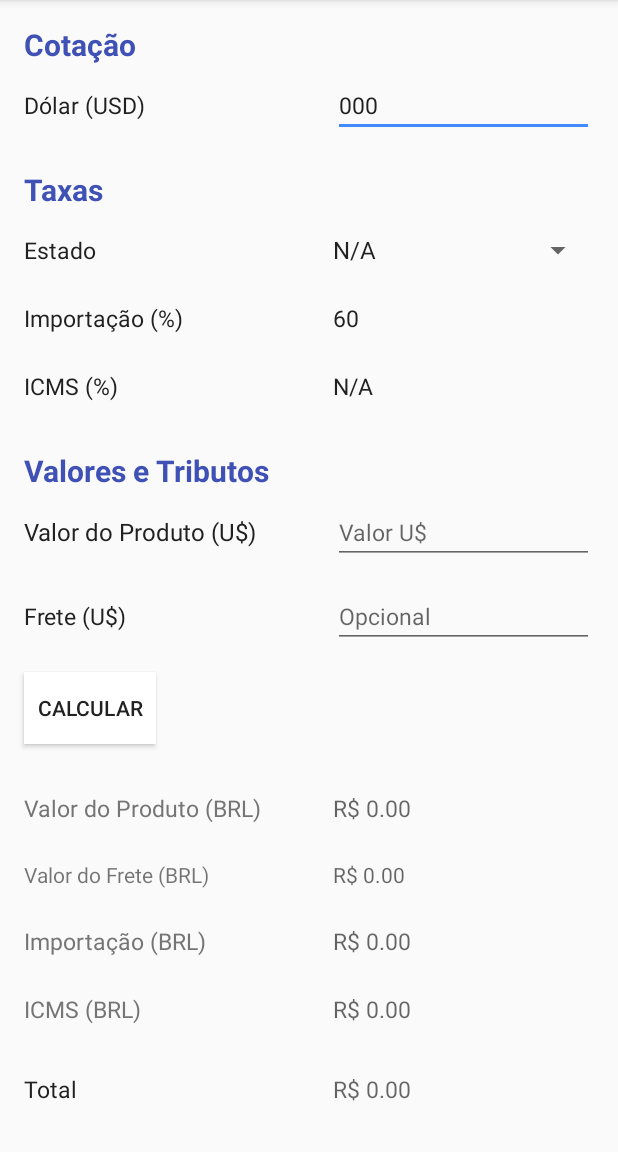
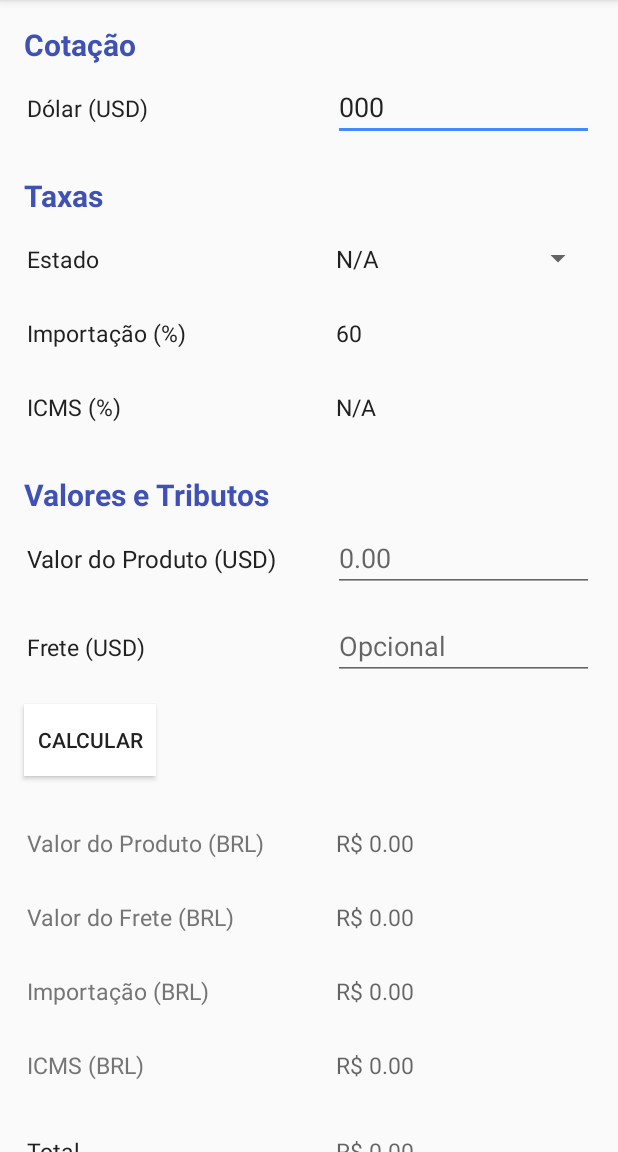
Before and after one commit to Tomahaawk/CIMP, an Android app: the screen it shows after launch (MainActivity), on a phone screen of 412 x 824 dp, the part 84-1236 px from its top. Run offline under Robolectric (Android 15) with nearby library versions, the phone set to English and light mode, and no system bars; libraries missing offline, so code that uses them is left out: com.github.rtoshiro.util; 2 statements that could not run were skipped.

Commit message:
Ajuste no layout; Criação da AsyncTaskCompleteListener;

```diff
--- a/app/src/main/AndroidManifest.xml
+++ b/app/src/main/AndroidManifest.xml
@@ -3,6 +3,7 @@
     package="com.gohorse.calculadoraimpostoimportacao">
 
     <uses-permission android:name="android.permission.INTERNET" />
+    <uses-permission android:name="android.permission.ACCESS_NETWORK_STATE" />
 
     <application
         android:allowBackup="true"
--- a/app/src/main/java/com/gohorse/calculadoraimpostoimportacao/activities/MainActivity.java
+++ b/app/src/main/java/com/gohorse/calculadoraimpostoimportacao/activities/MainActivity.java
@@ -1,7 +1,6 @@
 package com.gohorse.calculadoraimpostoimportacao.activities;
 
 import android.animation.ObjectAnimator;
-import android.app.ProgressDialog;
 import android.content.Context;
 import android.content.Intent;
 import android.net.ConnectivityManager;
@@ -9,12 +8,10 @@ import android.net.NetworkInfo;
 import android.support.v7.app.AppCompatActivity;
 import android.os.Bundle;
 import android.support.v7.widget.Toolbar;
-import android.view.KeyEvent;
 import android.view.Menu;
 import android.view.MenuItem;
 import android.view.MotionEvent;
 import android.view.View;
-import android.view.inputmethod.EditorInfo;
 import android.view.inputmethod.InputMethodManager;
 import android.widget.AdapterView;
 import android.widget.Button;
@@ -27,13 +24,14 @@ import android.widget.Toast;
 import com.github.rtoshiro.util.format.SimpleMaskFormatter;
 import com.github.rtoshiro.util.format.text.MaskTextWatcher;
 import com.gohorse.calculadoraimpostoimportacao.R;
+import com.gohorse.calculadoraimpostoimportacao.util.AsyncTaskCompleteListener;
 import com.gohorse.calculadoraimpostoimportacao.util.JsonRequestHandler;
 import com.gohorse.calculadoraimpostoimportacao.core.Moeda;
 import com.gohorse.calculadoraimpostoimportacao.util.JsonRequestTask;
 
 import java.util.Locale;
 
-public class MainActivity extends AppCompatActivity {
+public class MainActivity extends AppCompatActivity implements AsyncTaskCompleteListener {
 
     private Toolbar toolbar;
     private TextView valorProdutoBrl;
@@ -46,11 +44,10 @@ public class MainActivity extends AppCompatActivity {
     private EditText valorCotacao;
     private EditText valorProdutoUsd;
     private EditText valorFreteUsd;
+
     private Spinner spinnerEstados;
     private Button btCalcular;
     private ScrollView scrollView;
-
-    ProgressDialog progressDialog;
 
     private JsonRequestHandler jsonRequestHandler;
 
@@ -61,15 +58,10 @@ public class MainActivity extends AppCompatActivity {
 
     private static final String URL_STRING = "http://api.promasters.net.br/cotacao/v1/valores";
 
-    //CRIAR JOBSCHEDULER
-
     @Override
     protected void onCreate(Bundle savedInstanceState) {
         super.onCreate(savedInstanceState);
         setContentView(R.layout.activity_main);
-
-        iniciaProgressDialog();
-        buscaCotacaoOnline();
 
         toolbar = (Toolbar) findViewById(R.id.toolbar);
         valorProdutoBrl = (TextView) findViewById(R.id.tv_valor_prod_brl_id);
@@ -89,15 +81,31 @@ public class MainActivity extends AppCompatActivity {
         toolbar.setTitle("CIMP");
         setSupportActionBar(toolbar);
 
+        jsonRequestHandler = new JsonRequestHandler();
+
+        maskTextWatcher = new MaskTextWatcher(valorCotacao, maskFormatter);
+        valorCotacao.addTextChangedListener(maskTextWatcher);
+
+
+        if (!buscaCotacaoOnline()) {
+            /*
+             * Se algo der errado, o valor da TextView é passa a ser 0.00.
+             */
+            valorCotacao.setText("000");
+        }
+
         spinnerEstados.setOnItemSelectedListener(new AdapterView.OnItemSelectedListener() {
             @Override
             public void onItemSelected(AdapterView<?> parent, View view, int position, long id) {
-
+                /*
+                 * Atualiza a TextView ICMS de acordo com o estado selecionado;
+                 * N/A - Não se Aplica
+                 */
                 String estado = spinnerEstados.getItemAtPosition(position).toString();
 
                 if (!estado.equals("N/A")) {
                     int icms = jsonRequestHandler.recuperaIcmsEstados(getApplicationContext(), estado);
-                    valorIcms.setText( String.valueOf(icms) );
+                    valorIcms.setText(String.valueOf(icms));
 
                 } else {
                     valorIcms.setText("N/A");
@@ -113,30 +121,27 @@ public class MainActivity extends AppCompatActivity {
         spinnerEstados.setOnTouchListener(new View.OnTouchListener() {
             @Override
             public boolean onTouch(View v, MotionEvent event) {
-                InputMethodManager imm =(InputMethodManager)getApplicationContext().getSystemService(Context.INPUT_METHOD_SERVICE);
-                imm.hideSoftInputFromWindow(v.getWindowToken() ,0);
+                /*
+                 * Fecha o teclado caso esteja aberto.
+                 */
+                InputMethodManager imm = (InputMethodManager) getApplicationContext().getSystemService(Context.INPUT_METHOD_SERVICE);
+                imm.hideSoftInputFromWindow(v.getWindowToken(), 0);
                 return false;
             }
         });
 
-        maskTextWatcher = new MaskTextWatcher(valorCotacao, maskFormatter);
-        valorCotacao.addTextChangedListener(maskTextWatcher);
-
-        if(moeda != null) {
-            String valorMoeda = String.valueOf(moeda.getValor());
-            valorCotacao.setText(valorMoeda);
-        } else {
-            valorCotacao.setText("000");
-        }
 
         btCalcular.setOnClickListener(new View.OnClickListener() {
             @Override
             public void onClick(View v) {
-                if( valorCotacao.getText().equals("") || valorProdutoUsd.getText().equals("") ) {
+                if (valorCotacao.getText().toString().equals("") || valorProdutoUsd.getText().toString().equals("")) {
                     Toast.makeText(getApplicationContext(), "Preencha todos os campos necessarios!", Toast.LENGTH_SHORT).show();
 
                 } else {
                     calculaValores();
+                    /*
+                     * Animação de scroll (1 segundo) até a TextView valorTotalBrl.
+                     */
                     ObjectAnimator.ofInt(scrollView, "ScrollY", valorTotalBrl.getBottom()).setDuration(1000).start();
                 }
 
@@ -146,7 +151,10 @@ public class MainActivity extends AppCompatActivity {
         btCalcular.setOnTouchListener(new View.OnTouchListener() {
             @Override
             public boolean onTouch(View v, MotionEvent event) {
-                InputMethodManager imm =(InputMethodManager)getApplicationContext().getSystemService(Context.INPUT_METHOD_SERVICE);
+                /*
+                 * Fecha o spinner/teclado caso esteja aberto.
+                 */
+                InputMethodManager imm = (InputMethodManager) getApplicationContext().getSystemService(Context.INPUT_METHOD_SERVICE);
                 imm.hideSoftInputFromWindow(v.getWindowToken(), 0);
                 return false;
             }
@@ -179,27 +187,34 @@ public class MainActivity extends AppCompatActivity {
         return super.onCreateOptionsMenu(menu);
     }
 
+
+    /*
+     * Faz o cálculo dos valores digitados pelo usuário.
+     */
     private void calculaValores() {
 
-        double valorCotacaoDolar = 0;
-        double produtoUsd = 0;
+        double valorCotacaoDolar;
+        double produtoUsd;
         double freteUsd = 0;
         double icmsEstado = 0;
 
-        valorCotacaoDolar = Double.parseDouble( valorCotacao.getText().toString() );
-        produtoUsd = Double.parseDouble( valorProdutoUsd.getText().toString() );
-        freteUsd = Double.parseDouble( valorFreteUsd.getText().toString() );
+        valorCotacaoDolar = Double.parseDouble(valorCotacao.getText().toString());
+        produtoUsd = Double.parseDouble(valorProdutoUsd.getText().toString());
 
-        if(!valorIcms.getText().toString().equals("N/A")) {
+        if (!valorFreteUsd.getText().toString().equals("")) {
+            freteUsd = Double.parseDouble(valorFreteUsd.getText().toString());
+        }
+
+        if (!valorIcms.getText().toString().equals("N/A")) {
             icmsEstado = Double.parseDouble(valorIcms.getText().toString()) / 100;
         }
 
         double freteBrl = freteUsd * valorCotacaoDolar;
         double produtoBrl = produtoUsd * valorCotacaoDolar;
-        double importacao = produtoBrl * 0.6;
+        double importacao = (freteBrl + produtoBrl) * 0.6;
         double baseCalculo1 = produtoBrl + importacao + freteBrl;
         double baseCalculo2 = baseCalculo1 / (1 - icmsEstado);
-        double icms = baseCalculo2 * icmsEstado ;
+        double icms = baseCalculo2 * icmsEstado;
         double total = baseCalculo1 + icms;
 
         String strProdutoBrl = String.format(Locale.US, "R$ %.2f", produtoBrl);
@@ -216,7 +231,9 @@ public class MainActivity extends AppCompatActivity {
 
     }
 
-    //Verifica se há acesso a internet disponível
+    /*
+     * Verifica se há acesso a internet disponível no dispositivo.
+     */
     private boolean isNetworkAvailable() {
         ConnectivityManager connectivityManager = (ConnectivityManager) getSystemService(Context.CONNECTIVITY_SERVICE);
         NetworkInfo activeNetworkInfo = connectivityManager.getActiveNetworkInfo();
@@ -224,31 +241,46 @@ public class MainActivity extends AppCompatActivity {
         return activeNetworkInfo != null && activeNetworkInfo.isConnected();
     }
 
-    private void buscaCotacaoOnline() {
+    /*
+     * Retorna TRUE se a AsyncTask for iniciada.
+     * Retorna FALSE se acontecer algum problema.
+     */
+    private boolean buscaCotacaoOnline() {
 
-        try {
-            if( isNetworkAvailable() ) {
-                jsonRequestHandler = new JsonRequestHandler();
-                moeda = jsonRequestHandler.montarObjeto();
+            if (isNetworkAvailable()) {
 
-                progressDialog.dismiss();
+                JsonRequestTask jsonRequestTask = new JsonRequestTask(MainActivity.this, this);
+                jsonRequestTask.execute(URL_STRING);
+
+                return true;
 
             } else {
                 Toast.makeText(getApplicationContext(),
                         "Não foi possível obter a cotação online. Verifique a sua conexão ou insira o valor manualmente.",
                         Toast.LENGTH_LONG).show();
+
+                return false;
             }
-
-        } catch (Exception e) {
-            Toast.makeText(getApplicationContext(), "Não foi possível obter o valor da cotação.", Toast.LENGTH_LONG).show();
-        }
 
     }
 
-    private void iniciaProgressDialog() {
-        progressDialog = new ProgressDialog(MainActivity.this);
-        progressDialog.setMessage("Atualizando cotacao...");
-        progressDialog.show();
+    /*
+     * Metodo executado após AsyncTask concluir.
+     * Se acontecer algum problema na hora de buscar a cotação, o valor da TextView passa a ser 0.00.
+     */
+    @Override
+    public void onTaskComplete(String result) {
+
+        moeda = jsonRequestHandler.montarObjeto(result);
+
+        if (moeda != null) {
+            String valorMoeda = String.valueOf(moeda.getValor());
+            valorCotacao.setText(valorMoeda);
+
+        } else {
+            valorCotacao.setText("000");
+        }
     }
 
+
 }
--- /dev/null
+++ b/app/src/main/java/com/gohorse/calculadoraimpostoimportacao/util/AsyncTaskCompleteListener.java
@@ -0,0 +1,10 @@
+package com.gohorse.calculadoraimpostoimportacao.util;
+
+/**
+ * Created by Lucas on 14/04/2017.
+ */
+
+public interface AsyncTaskCompleteListener {
+
+    void onTaskComplete(String result);
+}
--- a/app/src/main/java/com/gohorse/calculadoraimpostoimportacao/util/JsonRequestHandler.java
+++ b/app/src/main/java/com/gohorse/calculadoraimpostoimportacao/util/JsonRequestHandler.java
@@ -4,7 +4,6 @@ import android.content.Context;
 import android.util.Log;
 
 import com.gohorse.calculadoraimpostoimportacao.R;
-import com.gohorse.calculadoraimpostoimportacao.activities.MainActivity;
 import com.gohorse.calculadoraimpostoimportacao.core.Moeda;
 
 import org.json.JSONException;
@@ -17,7 +16,6 @@ import java.sql.Date;
 import java.sql.Timestamp;
 import java.text.SimpleDateFormat;
 import java.util.Locale;
-import java.util.concurrent.ExecutionException;
 
 
 public class JsonRequestHandler {
@@ -25,18 +23,15 @@ public class JsonRequestHandler {
     private JSONObject jsonObject = null;
     private Moeda moedaUSD;
 
-    private static final String URL_STRING = "http://api.promasters.net.br/cotacao/v1/valores";
-
     public JsonRequestHandler() {}
 
-    //Monta o objeto Moeda a partir do JSON
-    public Moeda montarObjeto() {
+    /*
+     * Monta o objeto Moeda a partir do JSON
+     */
+    public Moeda montarObjeto(String jsonString) {
 
 
         try {
-            JsonRequestTask jsonRequestTask = new JsonRequestTask();
-            String jsonString = jsonRequestTask.execute(URL_STRING).get();
-
             jsonObject = new JSONObject(jsonString);
 
             String nome = jsonObject.getJSONObject("valores").getJSONObject("USD").getString("nome");
@@ -46,39 +41,33 @@ public class JsonRequestHandler {
 
             moedaUSD = new Moeda(nome, valor, timeStampConverter(ultimConsulta), fonte);
 
-            return moedaUSD;
-
         }  catch (JSONException e) {
             Log.e("Erro: ", "Falha ao ler JSON");
             e.printStackTrace();
 
-        } catch (InterruptedException e) {
-            Log.e("Erro: ", "Falha ao executar Task");
-            e.printStackTrace();
-            Thread.currentThread().interrupt();
-
-        } catch (ExecutionException e) {
-            Log.e("Erro: ", "Task interrompida");
-            e.printStackTrace();
-
         }
 
-        return null;
+        return moedaUSD;
+
     }
 
-    //Converte a string Timestap para uma data legível
+    /*
+     * Converte a string Timestap para uma data legível.
+     */
     private String timeStampConverter(String timestamp) {
 
         String template = "dd/MM/yyyy - HH:mm";
         SimpleDateFormat formatter = new SimpleDateFormat(template, Locale.US);
         Timestamp ts = new Timestamp( (Long.parseLong(timestamp)) * 1000 ); //1 segundo = 1000 milisegundos
         Date date = new Date( ts.getTime() );
-        String data = formatter.format(date);
+        //String data = formatter.format(date);
 
-        return data;
+        return formatter.format(date);
     }
 
-    /* Busca o ICMS do estado no JSON de acordo com a seleção do spinner**/
+    /*
+     * Busca o ICMS do estado no JSON de acordo com a seleção do spinner.
+     */
     public int recuperaIcmsEstados(Context context, String chave_estado) {
 
         int icms_estado = 0;
@@ -108,5 +97,4 @@ public class JsonRequestHandler {
         return icms_estado;
     }
 
-
 }
--- a/app/src/main/java/com/gohorse/calculadoraimpostoimportacao/util/JsonRequestTask.java
+++ b/app/src/main/java/com/gohorse/calculadoraimpostoimportacao/util/JsonRequestTask.java
@@ -1,6 +1,9 @@
 package com.gohorse.calculadoraimpostoimportacao.util;
 
+import android.app.ProgressDialog;
+import android.content.Context;
 import android.os.AsyncTask;
+import android.util.Log;
 
 import java.io.BufferedInputStream;
 import java.io.BufferedReader;
@@ -13,13 +16,29 @@ import java.net.URL;
 
 public class JsonRequestTask extends AsyncTask<String, Void, String> {
 
+    private ProgressDialog progressDialog;
+    private Context mContext;
+    private AsyncTaskCompleteListener cb;
+
+    private final int CONN_TIMEOUT = 3000;
+    private final int CONN_JSON_READ_TIMEOUT = 3000;
+
+    public JsonRequestTask(Context context, AsyncTaskCompleteListener callback) {
+        mContext = context;
+        cb = callback;
+    }
 
     @Override
     protected void onPreExecute() {
         super.onPreExecute();
 
+        iniciaProgressDialog();
+
     }
 
+    /*
+     * Faz a conexão http a partir da URL e monta a string Json.
+     */
     @Override
     protected String doInBackground(String... uris) {
 
@@ -28,7 +47,10 @@ public class JsonRequestTask extends AsyncTask<String, Void, String> {
 
         try {
             URL url = new URL(uris[0]);
+
             httpURLConnection = (HttpURLConnection) url.openConnection();
+            httpURLConnection.setConnectTimeout(CONN_TIMEOUT);
+            httpURLConnection.setReadTimeout(CONN_JSON_READ_TIMEOUT);
 
             InputStream in = new BufferedInputStream(httpURLConnection.getInputStream());
             BufferedReader br = new BufferedReader(new InputStreamReader(in));
@@ -41,10 +63,15 @@ public class JsonRequestTask extends AsyncTask<String, Void, String> {
             br.close();
 
         } catch (IOException e) {
+            Log.e("Leitura de dados", "Erro na leitura dos dados" );
             e.printStackTrace();
 
         } finally {
-            httpURLConnection.disconnect();
+
+            if (httpURLConnection != null ) {
+                httpURLConnection.disconnect();
+            }
+
         }
 
         return sb.toString();
@@ -54,5 +81,22 @@ public class JsonRequestTask extends AsyncTask<String, Void, String> {
     protected void onPostExecute(String s) {
         super.onPostExecute(s);
 
+        if(s != null) {
+            cb.onTaskComplete(s);
+        }
+
+        if(progressDialog.isShowing()) {
+            progressDialog.dismiss();
+        }
+
     }
+
+    private void iniciaProgressDialog() {
+
+        progressDialog = new ProgressDialog(mContext);
+        progressDialog.setMessage("Atualizando cotação...");
+        progressDialog.setCancelable(false);
+        progressDialog.show();
+    }
+
 }
--- a/app/src/main/res/layout/activity_main.xml
+++ b/app/src/main/res/layout/activity_main.xml
@@ -73,7 +73,7 @@
 
             <EditText
                 android:id="@+id/et_valor_prod_brl_id"
-                style="@style/TextViewComum"
+                style="?attr/editTextStyle"
                 android:layout_width="0dp"
                 android:layout_height="wrap_content"
                 android:layout_marginEnd="16dp"
@@ -81,7 +81,7 @@
                 android:layout_marginRight="16dp"
                 android:layout_marginStart="16dp"
                 android:ems="10"
-                android:hint="Valor U$"
+                android:hint="@string/hint_valor"
                 android:inputType="numberDecimal"
                 android:maxLength="14"
                 app:layout_constraintBaseline_toBaselineOf="@+id/textView"
@@ -118,7 +118,8 @@
                 app:layout_constraintHorizontal_bias="0.0"
                 app:layout_constraintLeft_toLeftOf="parent"
                 app:layout_constraintRight_toLeftOf="@+id/guideline"
-                app:layout_constraintTop_toBottomOf="@+id/textView6" />
+                app:layout_constraintTop_toBottomOf="@+id/textView6"
+                android:layout_marginRight="8dp" />
 
             <TextView
                 android:id="@+id/textView8"
@@ -189,6 +190,7 @@
                 android:layout_marginRight="16dp"
                 android:layout_marginStart="8dp"
                 android:entries="@array/array_estados"
+                android:padding="2dp"
                 android:spinnerMode="dropdown"
                 app:layout_constraintBaseline_toBaselineOf="@+id/textView6"
                 app:layout_constraintHorizontal_bias="0.0"
@@ -313,7 +315,7 @@
 
             <EditText
                 android:id="@+id/et_valor_cotacao_id"
-                style="@style/TextViewComum"
+                style="?attr/editTextStyle"
                 android:layout_width="0dp"
                 android:layout_height="wrap_content"
                 android:layout_marginEnd="16dp"
@@ -321,6 +323,7 @@
                 android:layout_marginRight="16dp"
                 android:layout_marginStart="16dp"
                 android:ems="10"
+                android:hint="@string/hint_valor"
                 android:inputType="numberDecimal"
                 app:layout_constraintBaseline_toBaselineOf="@+id/textView5"
                 app:layout_constraintHorizontal_bias="0.0"
@@ -363,14 +366,14 @@
                 android:layout_height="wrap_content"
                 android:layout_marginLeft="16dp"
                 android:layout_marginStart="16dp"
-                android:layout_marginTop="24dp"
                 android:text="@string/valor_frete_usd"
                 app:layout_constraintLeft_toLeftOf="parent"
+                android:layout_marginTop="24dp"
                 app:layout_constraintTop_toBottomOf="@+id/et_valor_prod_brl_id" />
 
             <EditText
                 android:id="@+id/et_valor_frete_id"
-                style="@style/TextViewComum"
+                style="?attr/editTextStyle"
                 android:layout_width="0dp"
                 android:layout_height="wrap_content"
                 android:layout_marginEnd="16dp"
@@ -378,7 +381,7 @@
                 android:layout_marginRight="16dp"
                 android:layout_marginStart="16dp"
                 android:ems="10"
-                android:hint="Opcional"
+                android:hint="@string/hint_opcional"
                 android:inputType="numberDecimal"
                 app:layout_constraintBaseline_toBaselineOf="@+id/textView2"
                 app:layout_constraintHorizontal_bias="0.0"
@@ -387,6 +390,7 @@
 
             <TextView
                 android:id="@+id/textView12"
+                style="@style/TextViewSecundaria"
                 android:layout_width="wrap_content"
                 android:layout_height="wrap_content"
                 android:layout_marginLeft="16dp"
@@ -398,6 +402,7 @@
 
             <TextView
                 android:id="@+id/tv_valor_frete_brl_id"
+                style="@style/TextViewSecundaria"
                 android:layout_width="wrap_content"
                 android:layout_height="wrap_content"
                 android:layout_marginEnd="16dp"
@@ -422,7 +427,7 @@
                 android:layout_marginTop="16dp"
                 android:background="@android:color/background_light"
                 android:elevation="2dp"
-                android:text="Calcular"
+                android:text="@string/botao_calcular"
                 app:layout_constraintHorizontal_bias="0.0"
                 app:layout_constraintLeft_toLeftOf="parent"
                 app:layout_constraintRight_toRightOf="parent"
--- a/app/src/main/res/values/strings.xml
+++ b/app/src/main/res/values/strings.xml
@@ -14,16 +14,20 @@
     <string name="icms">ICMS (%)</string>
 
     <string name="valores_tributos">Valores e Tributos</string>
-    <string name="valor_frete_usd">Frete (U$)</string>
-    <string name="valor_produto_usd">Valor do Produto (U$)</string>
+    <string name="valor_frete_usd">Frete (USD)</string>
+    <string name="valor_produto_usd">Valor do Produto (USD)</string>
     <string name="valor_produto_brl">Valor do Produto (BRL)</string>
     <string name="valor_frete_brl">Valor do Frete (BRL)</string>
     <string name="valor_icms_brl">ICMS (BRL)</string>
     <string name="valor_importacao_brl">Importação (BRL)</string>
     <string name="total">Total</string>
 
+    <string name="hint_opcional">Opcional</string>
+    <string name="hint_valor">0.00</string>
     <string name="hint_valor_brl">R$ 0.00</string>
     <string name="valor_imposto_importacao">60</string>
+
+    <string name="botao_calcular">Calcular</string>
 
     <string name="menu_item_sobre">Sobre</string>
     <string name="menu_item_info_dolar">Cotação</string>
--- a/app/src/main/res/values/styles.xml
+++ b/app/src/main/res/values/styles.xml
@@ -10,6 +10,7 @@
     <style name="TextViewComum" >
         <item name="android:textColor">@color/primaryText</item>
         <item name="android:textSize">@dimen/texto_padrao</item>
+        <item name="android:padding">2dp</item>
     </style>
 
     <style name="TextViewTitulo">
@@ -21,6 +22,12 @@
     <style name="TextViewSecundaria">
         <item name="android:textColor">@color/secondaryText</item>
         <item name="android:textSize">@dimen/texto_padrao</item>
+        <item name="android:padding">2dp</item>
+    </style>
+
+    <style name="EditTextStyle">
+        <item name="android:textColor">@color/primaryText</item>
+        <item name="android:textSize">@dimen/texto_padrao</item>
     </style>
 
     <style name="BotaoElevado">
```
Also changed, not shown: app/src/main/res/layout/activity_sobre.xml (+57 -0 lines).
